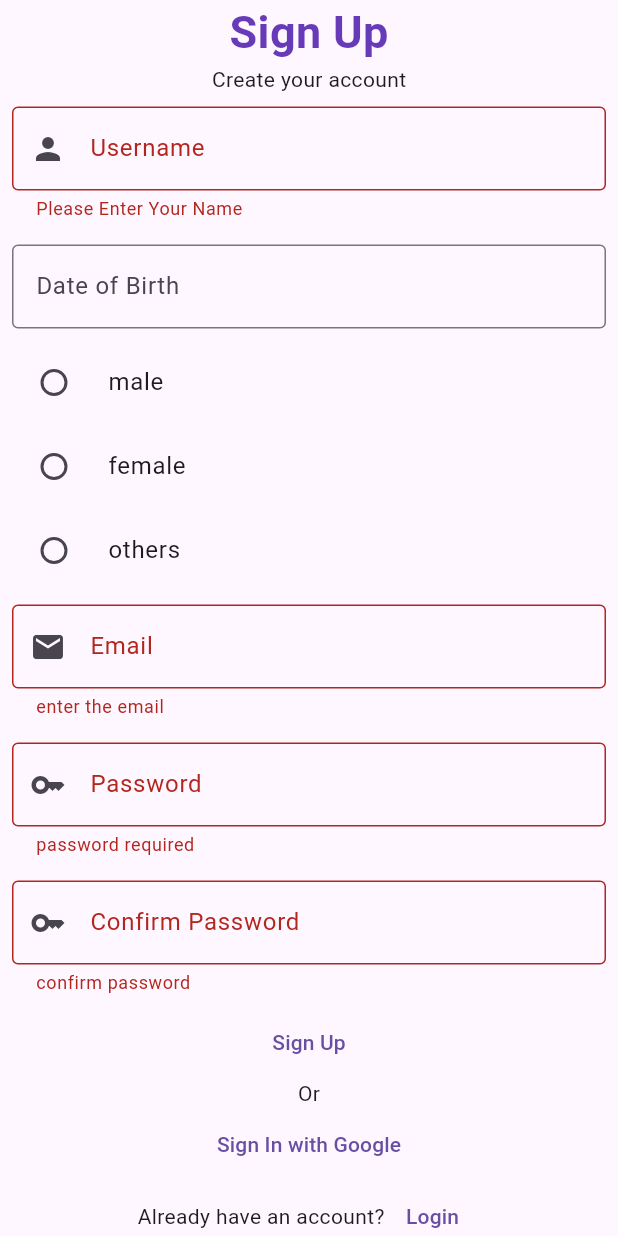
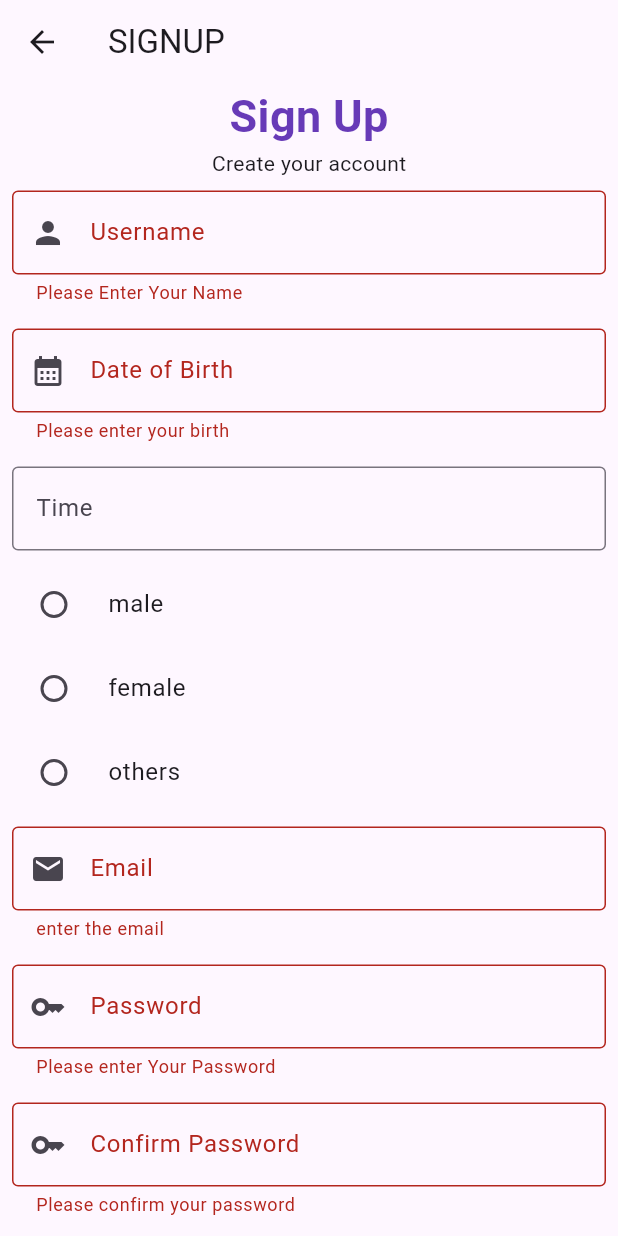
Before and after one commit to Asmabi-cheriyath/flutter_task2, a Flutter app: the SignUp screen opened directly, after a tap on "Sign Up", on a phone screen of 412 x 824 dp. Run offline on Flutter 3.47's test engine with Material 3 defaults, Android fonts, the phone set to English and light mode, and no system bars.

```diff
--- a/lib/views/signin.dart
+++ b/lib/views/signin.dart
@@ -2,6 +2,7 @@ import 'dart:async';
 
 import 'package:flutter/material.dart';
 import 'package:flutter_task2/views/loginscreen.dart';
+import 'package:intl/intl.dart';
 
 class SignUp extends StatefulWidget {
   const SignUp({super.key});
@@ -17,13 +18,43 @@ class _SignUpState extends State<SignUp> {
   TextEditingController passwordcontroller = TextEditingController();
   TextEditingController confirmpasswordcontroller = TextEditingController();
   TextEditingController dateofbirthcontroller = TextEditingController();
+  TextEditingController timecontroller = TextEditingController();
 
   String selectedgender = "";
+  String passwordsss = '';
+
+  Future<void> selectdate(context) async {
+    final DateTime? pickdate = await showDatePicker(
+        context: context, firstDate: DateTime(1850), lastDate: DateTime.now());
+    if (pickdate != null) {
+      String formatedate = DateFormat("dd-MMM-yyyy").format(pickdate);
+      setState(() {
+        dateofbirthcontroller.text = formatedate;
+      });
+    }
+  }
+
+  Future<void> selecttime(context) async {
+    final TimeOfDay? picktime =
+        await showTimePicker(context: context, initialTime: TimeOfDay.now());
+    if (picktime != null) {
+      String formattime = picktime.format(context);
+      setState(() {
+        timecontroller.text = formattime;
+      });
+    }
+  }
 
   @override
   Widget build(BuildContext context) {
     return Scaffold(
       // resizeToAvoidBottomInset: false,
+      appBar: AppBar(
+          title: const Row(
+        children: [
+          Text("SIGNUP"),
+        ],
+      )),
 
       body: Center(
         child: SingleChildScrollView(
@@ -43,6 +74,9 @@ class _SignUpState extends State<SignUp> {
                 Padding(
                   padding: const EdgeInsets.all(8.0),
                   child: TextFormField(
+                    onTap: () {
+                      signkey.currentState!.validate();
+                    },
                     validator: (value) {
                       if (value == null || value.isEmpty) {
                         return "Please Enter Your Name";
@@ -60,19 +94,41 @@ class _SignUpState extends State<SignUp> {
                         prefixIcon: Icon(Icons.person)),
                   ),
                 ),
-
                 Padding(
                   padding: const EdgeInsets.all(8.0),
-                  child: TextFormField(onTap: () {
-                    showDatePicker(context: context, firstDate: DateTime(1850), lastDate: DateTime.now());
-                  },
+                  child: TextFormField(
+                    onTap: () {
+                      selectdate(context);
+                      signkey.currentState!.validate();
+                    },
+                    validator: (value) {
+                      if (value == null || value.isEmpty) {
+                        return "Please enter your birth";
+                      } else {
+                        return null;
+                      }
+                    },
                     controller: dateofbirthcontroller,
                     decoration: const InputDecoration(
                         border: OutlineInputBorder(
                             borderSide: BorderSide(color: Colors.black)),
-                        labelText: "Date of Birth"),
+                        labelText: "Date of Birth",
+                        prefixIcon: Icon(Icons.calendar_month)),
                   ),
-
+                ),
+                Padding(
+                  padding: const EdgeInsets.all(8.0),
+                  child: TextFormField(
+                    onTap: () {
+                      selecttime(context);
+                      signkey.currentState!.validate();
+                    },
+                    controller: timecontroller,
+                    decoration: const InputDecoration(
+                        border: OutlineInputBorder(
+                            borderSide: BorderSide(color: Colors.black)),
+                        labelText: "Time"),
+                  ),
                 ),
                 RadioListTile(
                   title: const Text("male"),
@@ -107,6 +163,9 @@ class _SignUpState extends State<SignUp> {
                 Padding(
                   padding: const EdgeInsets.all(8.0),
                   child: TextFormField(
+                    onTap: () {
+                      signkey.currentState!.validate();
+                    },
                     controller: emailcontroller,
                     validator: (value) {
                       if (value == null || value.isEmpty) {
@@ -132,13 +191,25 @@ class _SignUpState extends State<SignUp> {
                 Padding(
                   padding: const EdgeInsets.all(8.0),
                   child: TextFormField(
+                    onTap: () {
+                      signkey.currentState!.validate();
+                    },
+                    obscureText: true,
                     controller: passwordcontroller,
                     validator: (value) {
                       if (value == null || value.isEmpty) {
-                        return "password required";
+                        return "Please enter Your Password";
+                      }
+                      if (value.length < 8) {
+                        return "Password must be at least 8 character";
                       } else {
                         return null;
                       }
+                    },
+                    onChanged: (value) {
+                      setState(() {
+                        passwordsss = value;
+                      });
                     },
                     decoration: const InputDecoration(
                         border: OutlineInputBorder(
@@ -150,10 +221,17 @@ class _SignUpState extends State<SignUp> {
                 Padding(
                   padding: const EdgeInsets.all(8.0),
                   child: TextFormField(
+                    onTap: () {
+                      signkey.currentState!.validate();
+                    },
+                    obscureText: true,
                     controller: confirmpasswordcontroller,
                     validator: (value) {
                       if (value == null || value.isEmpty) {
-                        return "confirm password";
+                        return "Please confirm your password";
+                      }
+                      if (value != passwordsss) {
+                        return "Password do not match";
                       } else {
                         return null;
                       }
--- a/pubspec.yaml
+++ b/pubspec.yaml
@@ -35,6 +35,7 @@ dependencies:
   # The following adds the Cupertino Icons font to your application.
   # Use with the CupertinoIcons class for iOS style icons.
   cupertino_icons: ^1.0.2
+  intl: ^0.19.0
 
 dev_dependencies:
   flutter_test:
```
Also changed, not shown: pubspec.lock.
